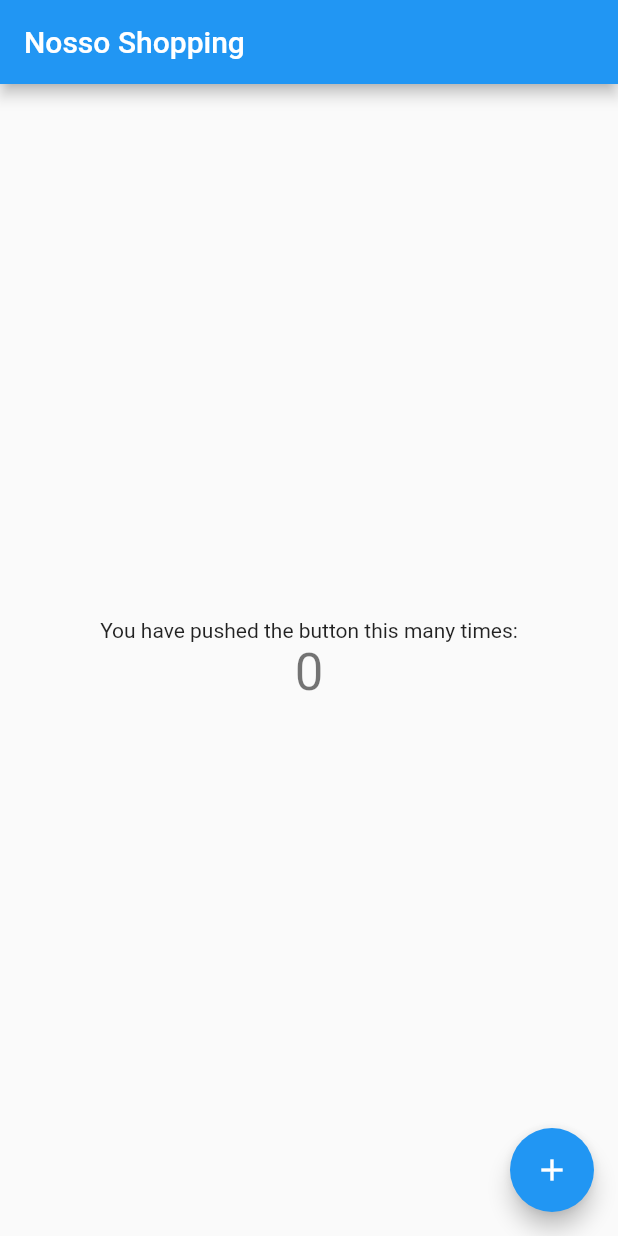
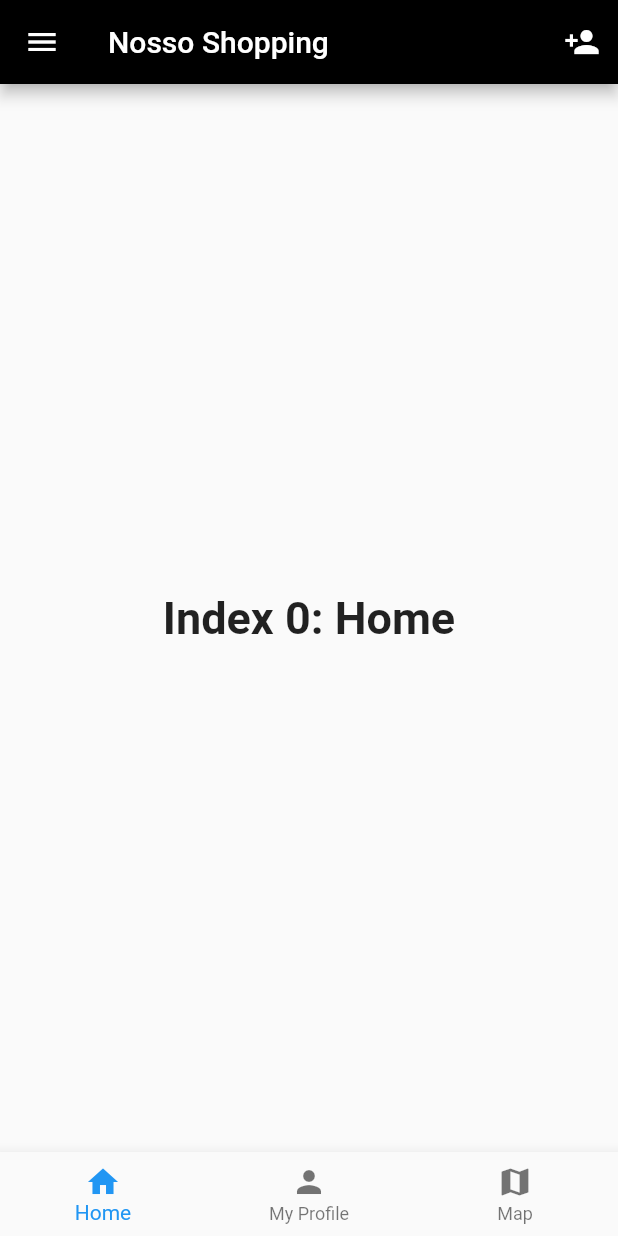
Before and after one commit to joanabento/DAMDart, a Flutter app: the screen it shows after launch, on a phone screen of 412 x 824 dp. Run offline on Flutter 3.47's test engine with Material 2 defaults, Android fonts, the phone set to English and light mode, and no system bars; accounts and stored records are empty.

Commit message:
Pagina Inicial

```diff
--- a/lib/main.dart
+++ b/lib/main.dart
@@ -1,111 +1,158 @@
+// Flutter code sample for AppBar
+
+// This sample shows an [AppBar] with two simple actions. The first action
+// opens a [SnackBar], while the second action navigates to a new page.
+
 import 'package:flutter/material.dart';
 
 void main() => runApp(MyApp());
 
+
+/// This Widget is the main application widget.
 class MyApp extends StatelessWidget {
-  // This widget is the root of your application.
+  static const String _title = 'Aplicação Nosso Shopping';
+
   @override
   Widget build(BuildContext context) {
     return MaterialApp(
-      title: 'Flutter Demo',
-      theme: ThemeData(
-        // This is the theme of your application.
-        //
-        // Try running your application with "flutter run". You'll see the
-        // application has a blue toolbar. Then, without quitting the app, try
-        // changing the primarySwatch below to Colors.green and then invoke
-        // "hot reload" (press "r" in the console where you ran "flutter run",
-        // or simply save your changes to "hot reload" in a Flutter IDE).
-        // Notice that the counter didn't reset back to zero; the application
-        // is not restarted.
-        primarySwatch: Colors.blue,
-      ),
-      home: MyHomePage(title: 'Nosso Shopping'),
+      title: _title,
+      home: MyStatelessWidget(),
     );
   }
 }
 
-class MyHomePage extends StatefulWidget {
-  MyHomePage({Key key, this.title}) : super(key: key);
+final GlobalKey<ScaffoldState> scaffoldKey = GlobalKey<ScaffoldState>();
+final SnackBar snackBar = const SnackBar(content: Text('Showing Snackbar'));
 
-  // This widget is the home page of your application. It is stateful, meaning
-  // that it has a State object (defined below) that contains fields that affect
-  // how it looks.
-
-  // This class is the configuration for the state. It holds the values (in this
-  // case the title) provided by the parent (in this case the App widget) and
-  // used by the build method of the State. Fields in a Widget subclass are
-  // always marked "final".
-
-  final String title;
-
-  @override
-  _MyHomePageState createState() => _MyHomePageState();
+void openPage(BuildContext context) {
+  Navigator.push(context, MaterialPageRoute(
+    builder: (BuildContext context) {
+      return Scaffold(
+        appBar: AppBar(
+          title: const Text('Registar'),
+        ),
+        body: TextField(
+        obscureText: true,
+        decoration: InputDecoration(
+        border: OutlineInputBorder(),
+        labelText: '',
+        ),
+      ),
+      );
+    },
+  ));
 }
 
-class _MyHomePageState extends State<MyHomePage> {
-  int _counter = 0;
+/// This is the stateless widget that the main application instantiates.
+class MyStatelessWidget extends StatelessWidget {
+  MyStatelessWidget({Key key}) : super(key: key);
 
-  void _incrementCounter() {
-    setState(() {
-      // This call to setState tells the Flutter framework that something has
-      // changed in this State, which causes it to rerun the build method below
-      // so that the display can reflect the updated values. If we changed
-      // _counter without calling setState(), then the build method would not be
-      // called again, and so nothing would appear to happen.
-      _counter++;
-    });
-  }
+int _selectedIndex = 0;
+static const TextStyle optionStyle = TextStyle(fontSize: 30, fontWeight: FontWeight.bold);
+static const List<Widget> _widgetOptions = <Widget>[
+  Text(
+    'Index 0: Home',
+    style: optionStyle,
+  ),
+  Text(
+     'Index 1: Person',
+     style: optionStyle,
+  ),
+  Text(
+     'Index 2: Map',
+     style: optionStyle,
+  ),
+];
 
   @override
   Widget build(BuildContext context) {
-    // This method is rerun every time setState is called, for instance as done
-    // by the _incrementCounter method above.
-    //
-    // The Flutter framework has been optimized to make rerunning build methods
-    // fast, so that you can just rebuild anything that needs updating rather
-    // than having to individually change instances of widgets.
     return Scaffold(
+      key: scaffoldKey,
       appBar: AppBar(
-        // Here we take the value from the MyHomePage object that was created by
-        // the App.build method, and use it to set our appbar title.
-        title: Text(widget.title),
+
+        title: const Text('Nosso Shopping'),
+        backgroundColor: Colors.black,
+        actions: <Widget>[
+          IconButton(
+            icon: const Icon(Icons.person_add),
+            tooltip: 'Registar',
+            onPressed: () {
+              openPage(context);
+            },
+          ),
+
+        ],
       ),
-      body: Center(
-        // Center is a layout widget. It takes a single child and positions it
-        // in the middle of the parent.
-        child: Column(
-          // Column is also a layout widget. It takes a list of children and
-          // arranges them vertically. By default, it sizes itself to fit its
-          // children horizontally, and tries to be as tall as its parent.
-          //
-          // Invoke "debug painting" (press "p" in the console, choose the
-          // "Toggle Debug Paint" action from the Flutter Inspector in Android
-          // Studio, or the "Toggle Debug Paint" command in Visual Studio Code)
-          // to see the wireframe for each widget.
-          //
-          // Column has various properties to control how it sizes itself and
-          // how it positions its children. Here we use mainAxisAlignment to
-          // center the children vertically; the main axis here is the vertical
-          // axis because Columns are vertical (the cross axis would be
-          // horizontal).
-          mainAxisAlignment: MainAxisAlignment.center,
-          children: <Widget>[
-            Text(
-              'You have pushed the button this many times:',
+       drawer: Drawer(
+    child: ListView(
+      padding: EdgeInsets.zero,
+      children: const <Widget>[
+        DrawerHeader(
+          decoration: BoxDecoration(
+            color: Colors.white,
+            image: const DecorationImage(
+            image: NetworkImage('https://nossoshopping.pt/wp-content/themes/nosso/img/the_center_img.png'),
             ),
-            Text(
-              '$_counter',
-              style: Theme.of(context).textTheme.display1,
+          ),
+          child: Text(
+            '',
+            style: TextStyle(
+              color: Colors.white,
+              fontSize: 24,
             ),
-          ],
+          ),
         ),
+        ListTile(
+          leading: Icon(Icons.contacts),
+          title: Text('Contactos'),
+        ),
+        ListTile(
+          leading: Icon(Icons.schedule),
+          title: Text('Horários'),
+        ),
+        ListTile(
+          leading: Icon(Icons.event),
+          title: Text('Eventos'),
+        ),
+        ListTile(
+          leading: Icon(Icons.shop),
+          title: Text('Promoções'),
+        ),
+        ListTile(
+          leading: Icon(Icons.movie),
+          title: Text('Cinema'),
+        ),
+        ListTile(
+          leading: Icon(Icons.theaters),
+          title: Text('Teatro'),
+        ),
+        ListTile(
+          leading: Icon(Icons.info),
+          title: Text('Serviços'),
+        ),
+      ],
+    ),
+  ),
+
+      body:  Center(
+        child: _widgetOptions.elementAt(_selectedIndex),
+        ),
+      bottomNavigationBar: BottomNavigationBar(
+      items: const <BottomNavigationBarItem>[
+        BottomNavigationBarItem(
+          icon: Icon(Icons.home),
+          title: Text('Home'),
+        ),
+        BottomNavigationBarItem(
+          icon: Icon(Icons.person),
+          title: Text('My Profile'),
+        ),
+        BottomNavigationBarItem(
+          icon: Icon(Icons.map),
+          title: Text('Map'),
+        ),
+      ],
       ),
-      floatingActionButton: FloatingActionButton(
-        onPressed: _incrementCounter,
-        tooltip: 'Increment',
-        child: Icon(Icons.add),
-      ), // This trailing comma makes auto-formatting nicer for build methods.
     );
   }
 }
```
